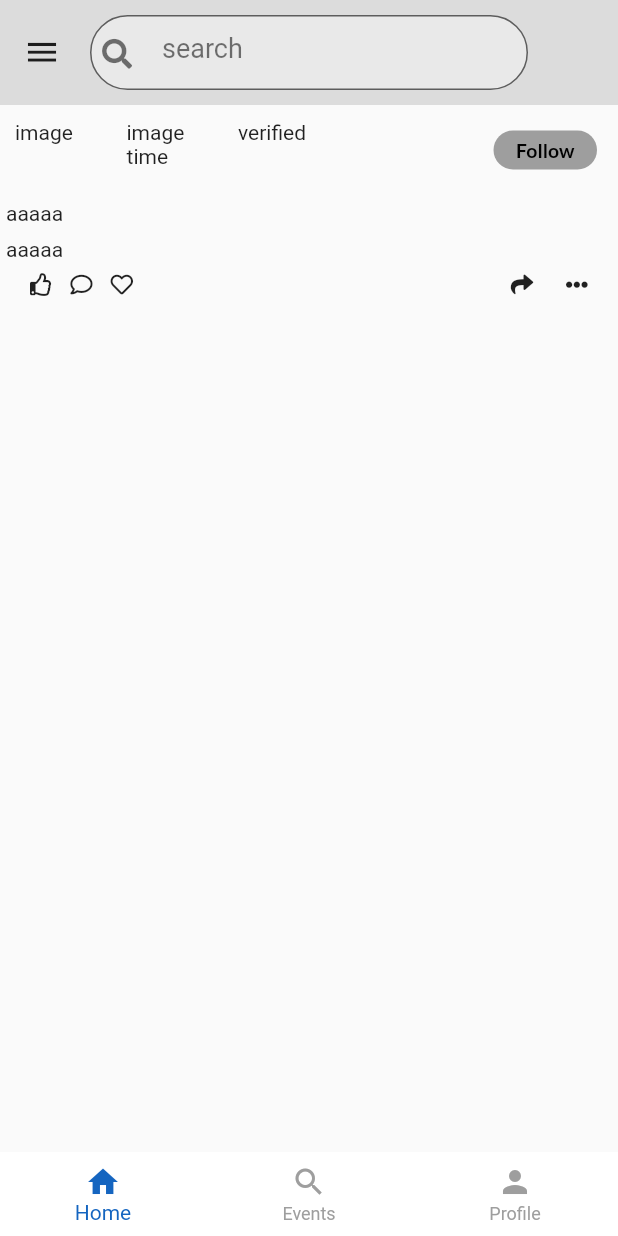
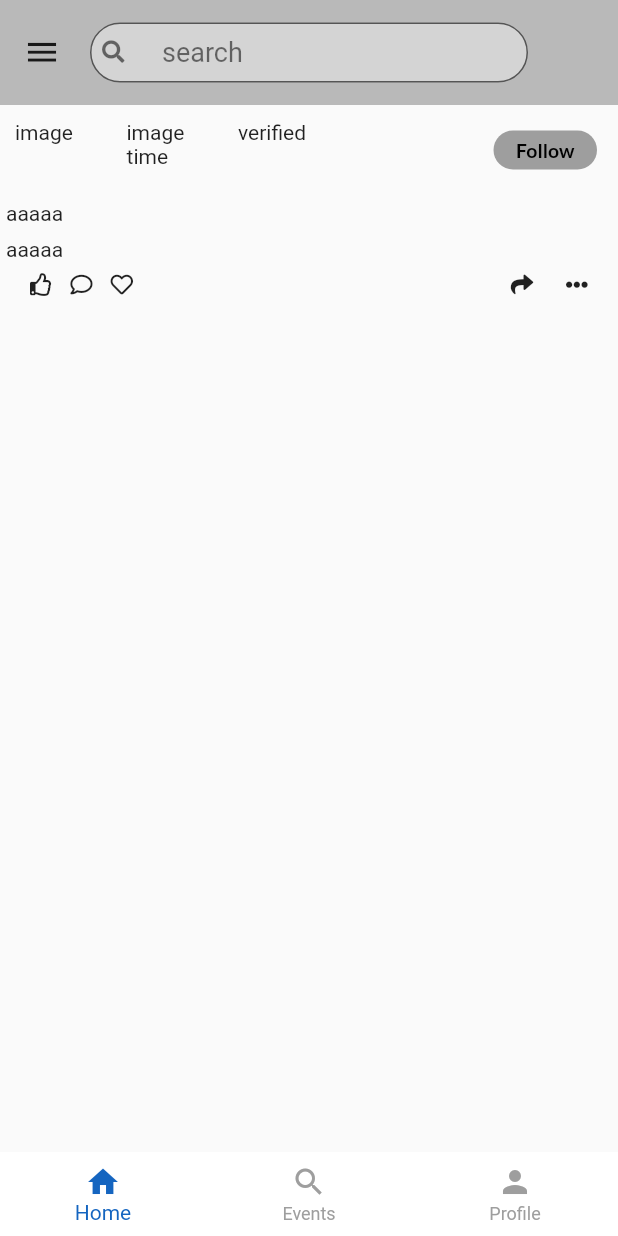
Before and after one commit to kwabenaG/cube, a Flutter app: the screen it shows after launch, after a tap on the "menu" icon, on a phone screen of 412 x 824 dp. Run offline on Flutter 3.47's test engine with Material 2 defaults, Android fonts, the phone set to English and light mode, and no system bars; our stand-ins replace font_awesome_flutter, get, google_fonts.

Commit message:
changes to the custom app bar

```diff
--- a/lib/controller/home_controller.dart
+++ b/lib/controller/home_controller.dart
@@ -11,3 +11,32 @@ class HomePageViewController extends GetxController {
     currentPageIndex.value = index;
   }
 }
+
+class SearchTextController extends GetxController {
+  // text controller for the search bar
+  final searchClubInfo = ''.obs;
+
+  void searchTextChange(String text) {
+    searchClubInfo.value = text;
+  }
+
+  GlobalKey<ScaffoldState> searchBarKey = GlobalKey<ScaffoldState>();
+  // text controller for the search bar
+  late final TextEditingController searchController;
+
+  @override
+  void onInit() {
+    super.onInit();
+    searchController = TextEditingController(); // initializing the controller
+  }
+
+  // @override
+  // void onReady() {
+  //   super.onReady();
+  // }
+
+  @override
+  void onClose() {
+    searchController.dispose(); // dispose the search text controller
+  }
+}
--- a/lib/view/pages/home.dart
+++ b/lib/view/pages/home_page.dart
@@ -1,15 +1,16 @@
 // handles the home screen
 // ignore_for_file: avoid_print
 
-import 'package:cube/view/pages/event.dart';
 import 'package:flutter/material.dart';
 // import 'package:font_awesome_flutter/font_awesome_flutter.dart';
 import 'package:get/get.dart';
 // import 'package:google_fonts/google_fonts.dart';
 
 // local imports
-import 'package:cube/view/widget/home_app_bar.dart';
-import 'package:cube/view/widget/home_page_view.dart';
+import 'package:cube/view/widget/home_app_bar.dart'; // contains the app bar
+import 'package:cube/view/widget/home_page_view.dart'; // contains the home page view
+import 'package:cube/view/pages/event.dart'; // contains the event page
+import 'package:cube/view/pages/user.dart'; // contains the user page
 
 // controllers
 import '../../controller/counter_controller.dart';
@@ -25,19 +26,24 @@ class HomeScreen extends StatelessWidget {
 
   // --- controller class instance end here ---
 
+  //drawer global key
+  final GlobalKey<ScaffoldState> _drawerKey = GlobalKey<ScaffoldState>();
+
+  void _openDrawer() {
+    _drawerKey.currentState!.openDrawer();
+  }
+
   void something() {
     print('follow club');
   }
-  // List<Widget> getActiveScreenFromController() {
-  //   var selectedPage = activePage.screens.asMap().entries.map((MapEntry e) => e.value).toList();
 
-  //    return selectedPage;
-  // }
-  List<Widget> screenList = const [HomePageWidget(), Event()];
+  final List<Widget> screenList = const [HomePageWidget(), Event(), UserPage()];
 
   @override
   Widget build(BuildContext context) {
     return Scaffold(
+      key: _drawerKey,
+      drawer: const Drawer(child: Text('drawer')),
       appBar: CustomAppBar(),
       body: Container(
           child: Obx(() => screenList[activePage.currentPageIndex.value])),
--- a/lib/view/screen/screen.dart
+++ b/lib/view/screen/screen.dart
@@ -1,2 +1,2 @@
 // handles all the screens
-export '../pages/home.dart';
+export '../pages/home_page.dart';
--- a/lib/view/widget/home_app_bar.dart
+++ b/lib/view/widget/home_app_bar.dart
@@ -1,12 +1,20 @@
 // handles the home app bar widget
 
-// ignore_for_file: avoid_print
+import 'package:flutter/material.dart';
+import 'package:get/get.dart';
+import 'package:font_awesome_flutter/font_awesome_flutter.dart';
 
-import 'package:flutter/material.dart';
-import 'package:font_awesome_flutter/font_awesome_flutter.dart';
+// local imports
+import 'package:cube/controller/home_controller.dart';
 
 // ignore: use_key_in_widget_constructors
 class CustomAppBar extends StatelessWidget implements PreferredSizeWidget {
+  // const CustomAppBar({Key? key, required this.drawer}) : super(key: key);
+
+  final SearchTextController searchBar = Get.put(SearchTextController());
+
+  //end text controller for search bar
+
   @override
   Size get preferredSize => const Size.fromHeight(190.0);
 
@@ -16,7 +24,7 @@ class CustomAppBar extends StatelessWidget implements PreferredSizeWidget {
       preferredSize: Size(MediaQuery.of(context).size.width, 60.0),
       // preferredSize: preferredSize,
       child: Container(
-          color: Colors.black12,
+          color: Colors.black26,
           child: SafeArea(
             // bottom: true,
             child: Row(
@@ -25,28 +33,44 @@ class CustomAppBar extends StatelessWidget implements PreferredSizeWidget {
                 children: [
                   Padding(
                     padding: const EdgeInsets.symmetric(
-                        vertical: 4.0, horizontal: 4.0),
+                        vertical: 2.0, horizontal: 4.0),
                     child: IconButton(
                         iconSize: 25.0,
                         icon: const Icon(Icons.menu_outlined),
-                        onPressed: () => {print('Menu button pressed')}),
+                        onPressed: () {
+                          draw(context);
+                        }),
                   ),
-                  const SizedBox(
+                  SizedBox(
+                    // for textfield
                     height: 70.0,
                     width: 300.0,
                     child: Padding(
-                      padding:
-                          EdgeInsets.symmetric(horizontal: 4.0, vertical: 10.0),
-                      child: TextField(
-                        // textAlignVertical: TextAlignVertical.center,
-                        decoration: InputDecoration(
-                          focusColor: Colors.green,
+                      padding: const EdgeInsets.symmetric(
+                          horizontal: 4.0, vertical: 15.0),
+                      child: TextFormField(
+                        // onChanged:
+                        onTap: () {
+                          print('tapped');
+                        },
+                        controller: searchBar.searchController,
+                        decoration: const InputDecoration(
+                          contentPadding: EdgeInsets.symmetric(vertical: 10),
                           prefixIcon: Padding(
                             padding: EdgeInsets.symmetric(
-                                horizontal: 8.0, vertical: 15.0),
+                                horizontal: 8.0, vertical: 12.0),
                             child: FaIcon(FontAwesomeIcons.search,
-                                size: 20, color: Colors.black54),
+                                size: 15, color: Colors.black54),
                           ),
+                          focusedBorder: OutlineInputBorder(
+                            borderRadius:
+                                BorderRadius.all(Radius.circular(25.0)),
+                            borderSide: BorderSide(
+                              color: Colors.blue,
+                              // width: 2.0,
+                            ),
+                          ),
+
                           // labelText: 'Search',
                           filled: true,
                           fillColor: Colors.white38,
@@ -56,8 +80,10 @@ class CustomAppBar extends StatelessWidget implements PreferredSizeWidget {
                                   BorderRadius.all(Radius.circular(25.0))),
                           hintText: 'search',
                           hintStyle: TextStyle(
+                            decoration: TextDecoration.none,
                             color: Colors.black54,
                             fontSize: 18.0,
+                            decorationStyle: TextDecorationStyle.solid,
                           ),
                         ),
                       ),
@@ -68,3 +94,31 @@ class CustomAppBar extends StatelessWidget implements PreferredSizeWidget {
     );
   }
 }
+
+Widget draw(context) {
+  return Drawer(
+    child: ListView(
+      padding: EdgeInsets.zero,
+      children: <Widget>[
+        ListTile(
+          title: const Text('Item 1'),
+          onTap: () {
+            // Update the state of the app
+            // ...
+            // Then close the drawer
+            Navigator.pop(context);
+          },
+        ),
+        ListTile(
+          title: const Text('Item 2'),
+          onTap: () {
+            // Update the state of the app
+            // ...
+            // Then close the drawer
+            Navigator.pop(context);
+          },
+        ),
+      ],
+    ),
+  );
+}
```
Also changed, not shown: lib/view/pages/user.dart (added, +17 -0 lines).
